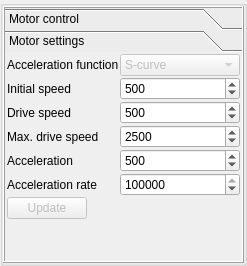
Qt form AxisControlPanel.ui (artm/biofame-robot) before a commit.
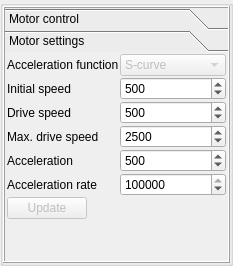
The same form after that commit. The open tabs and pages were chosen to show the change.

Diff of the .ui file:
```diff
--- a/AxisControlPanel.ui
+++ b/AxisControlPanel.ui
@@ -6,7 +6,7 @@
    <rect>
     <x>0</x>
     <y>0</y>
-    <width>247</width>
+    <width>229</width>
     <height>266</height>
    </rect>
   </property>
@@ -453,8 +453,8 @@
        <rect>
         <x>0</x>
         <y>0</y>
-        <width>181</width>
-        <height>155</height>
+        <width>596</width>
+        <height>343</height>
        </rect>
       </property>
       <attribute name="label">
```
Left out of the diff: 34 changed lines with no effect on the pictures.
